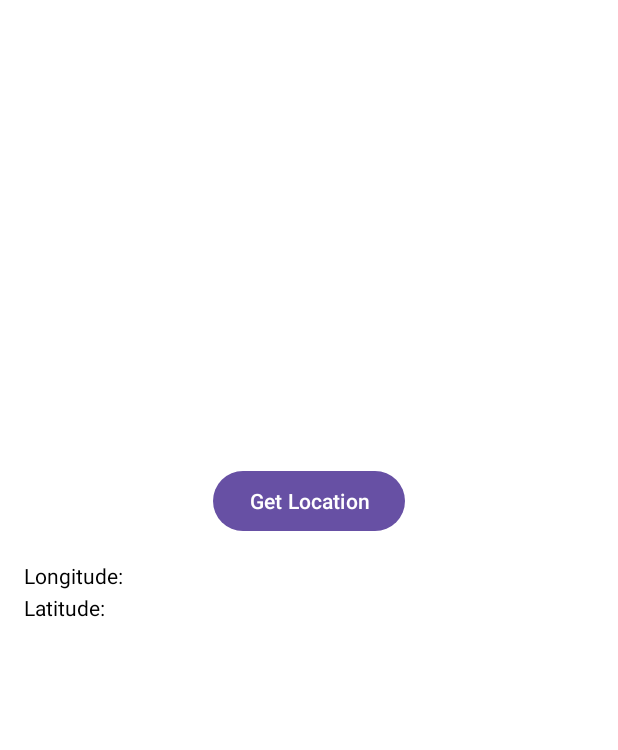
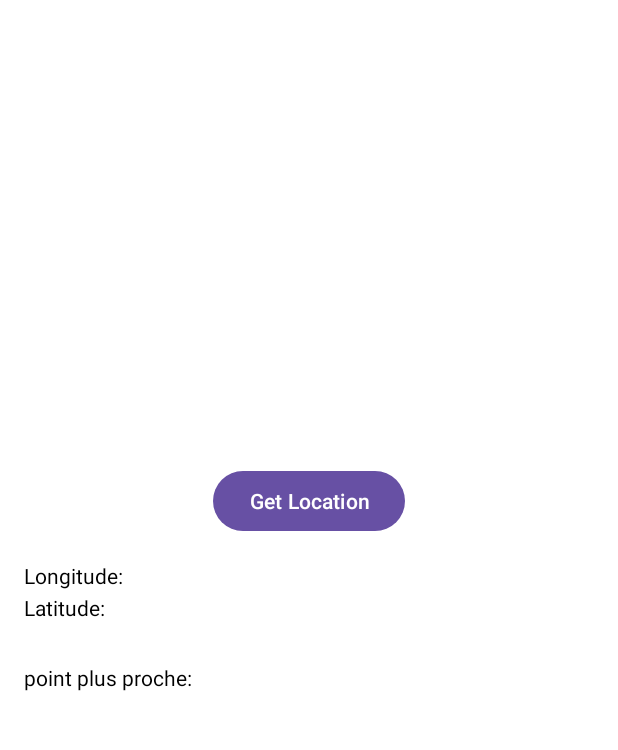
Before and after one commit to Oumoussi/8Discover, an Android app: the MapActivity screen opened directly, with no data from a screen before it, after a tap on "Get Location", on a phone screen of 412 x 824 dp, the part 117-867 px from its top. Run offline under Robolectric (Android 15) with nearby library versions, the phone set to English and light mode, and no system bars.

Commit message:
28/11/2023 13:14

```diff
--- a/app/src/main/java/com/univ/paris8discover/MapActivity.java
+++ b/app/src/main/java/com/univ/paris8discover/MapActivity.java
@@ -21,6 +21,7 @@ public class MapActivity extends AppCompatActivity {
     private static final int MY_PERMISSIONS_REQUEST_LOCATION = 1;
     private TextView latitudeTextView;
     private TextView longitudeTextView;
+    private TextView closestpoint;
     @Override
     protected void onCreate(Bundle savedInstanceState) {
         super.onCreate(savedInstanceState);
@@ -33,6 +34,7 @@ public class MapActivity extends AppCompatActivity {
 
         latitudeTextView = findViewById(R.id.Latitude);
         longitudeTextView = findViewById(R.id.Longitude);
+        closestpoint = findViewById(R.id.closestpoint);
         // Button to trigger location updates
         Button getLocationButton = findViewById(R.id.getLocationButton);
         getLocationButton.setOnClickListener(new View.OnClickListener() {
@@ -69,7 +71,7 @@ public class MapActivity extends AppCompatActivity {
                         LocationManager.GPS_PROVIDER,
                         1000,  // Minimum time interval between updates in milliseconds
                         1,     // Minimum distance between updates in meters
-                        new MyLocationListener(latitudeTextView, longitudeTextView)
+                        new MyLocationListener(latitudeTextView, longitudeTextView, closestpoint)
                 );
             } else {
                 // Handle the case where the user has not granted location permission
--- a/app/src/main/java/com/univ/paris8discover/MyLocationListener.java
+++ b/app/src/main/java/com/univ/paris8discover/MyLocationListener.java
@@ -18,12 +18,14 @@ public class MyLocationListener implements LocationListener {
 
     private TextView latitudeTextView;
     private TextView longitudeTextView;
+    private TextView closestpoint;
     private boolean isFirstLocationUpdate = true;
 
     // Constructor that takes TextView parameters
-    public MyLocationListener(TextView latitudeTextView, TextView longitudeTextView) {
+    public MyLocationListener(TextView latitudeTextView, TextView longitudeTextView, TextView closestpoint) {
         this.latitudeTextView = latitudeTextView;
         this.longitudeTextView = longitudeTextView;
+        this.closestpoint = closestpoint;
 
     }
 
@@ -49,6 +51,8 @@ public class MyLocationListener implements LocationListener {
             if (closestPoint != null) {
                 /*System.out.println("Closest Point: Latitude = " + closestPoint.getCoordinatesLat() +
                         ", Longitude = " + closestPoint.getCoordinatesLon());*/
+
+                closestpoint.setText("Closest Point: " + closestPoint.toString());
                 System.out.println("Closest Point:  " + closestPoint.toString());
             } else {
                 System.out.println("No points provided or the list is empty.");
--- a/app/src/main/res/layout/map.xml
+++ b/app/src/main/res/layout/map.xml
@@ -35,4 +35,14 @@
             android:text="Longitude:"
             android:layout_below="@id/getLocationButton"
             android:layout_marginTop="16dp"/>
+
+        <TextView
+            android:id="@+id/closestpoint"
+            android:layout_width="wrap_content"
+            android:layout_height="wrap_content"
+            android:layout_below="@id/getLocationButton"
+            android:layout_marginTop="84dp"
+            android:text="point plus proche:"
+            android:textColor="@color/black" />
+
 </RelativeLayout>
```
